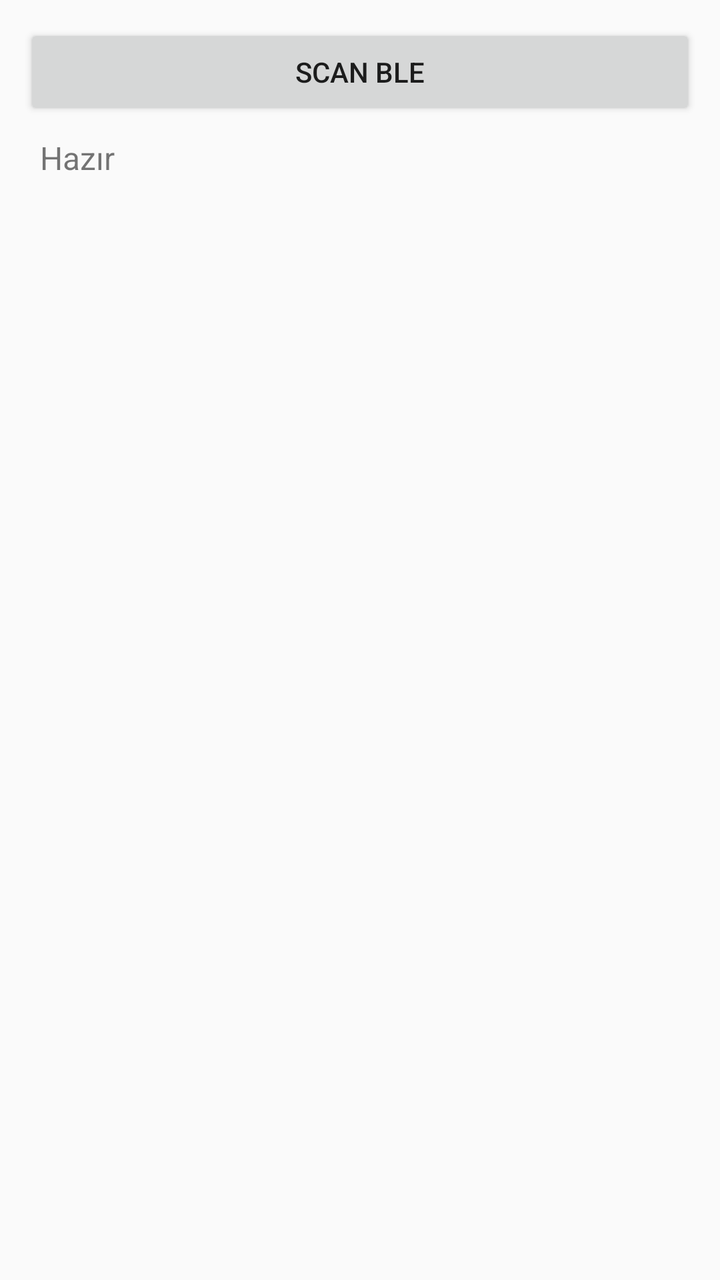
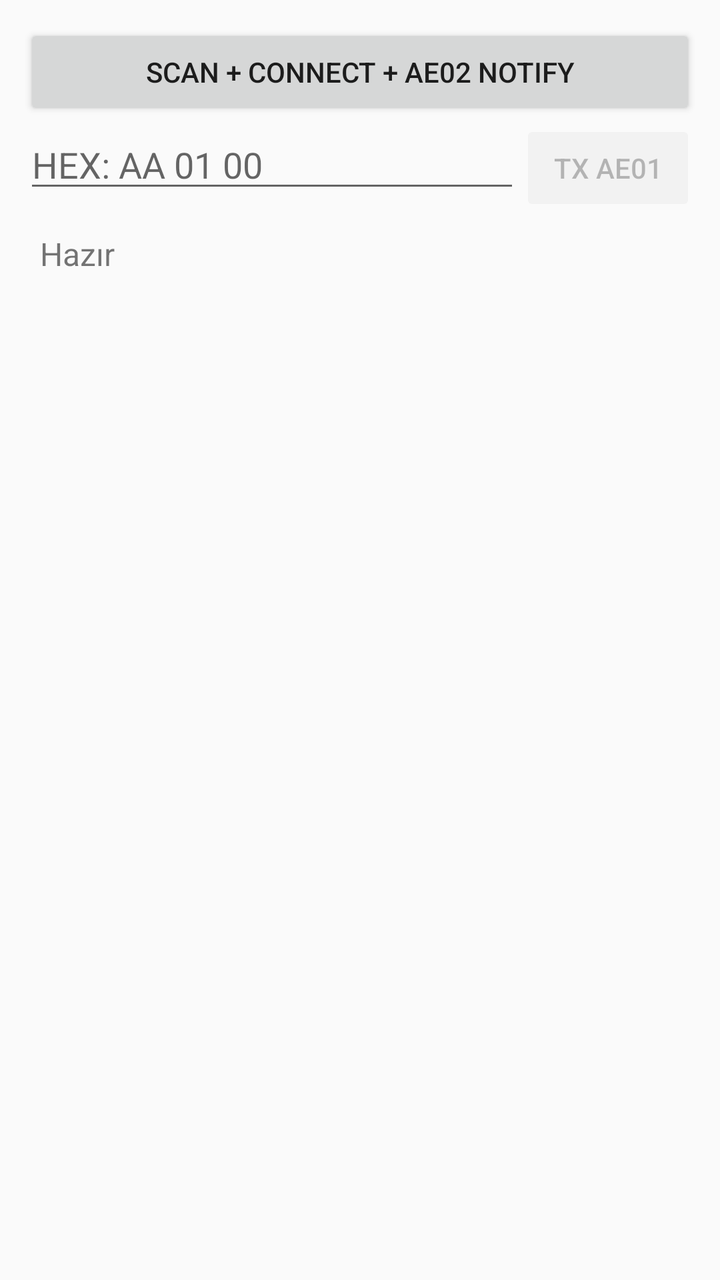

The first picture is an Android layout as it rendered before a commit; the second is the same layout after the commit. The layout source and the unified diff follow.
<!-- AndroidManifest.xml: application theme AppTheme -->
<!-- res/layout/activity_main.xml -->
<?xml version="1.0" encoding="utf-8"?>
<LinearLayout xmlns:android="http://schemas.android.com/apk/res/android"
    android:orientation="vertical"
    android:padding="12dp"
    android:layout_width="match_parent"
    android:layout_height="match_parent">
    <Button android:id="@+id/scan" android:text="SCAN BLE" android:layout_width="match_parent" android:layout_height="wrap_content"/>
    <TextView android:id="@+id/status" android:text="Hazır" android:textSize="16sp" android:padding="8dp" android:layout_width="match_parent" android:layout_height="wrap_content"/>
    <ScrollView android:layout_width="match_parent" android:layout_height="0dp" android:layout_weight="1">
        <TextView android:id="@+id/log" android:textSize="12sp" android:fontFamily="monospace" android:layout_width="match_parent" android:layout_height="wrap_content"/>
    </ScrollView>
</LinearLayout>
<!-- resources referenced by this layout -->
<resources>
  <style name="AppTheme" parent="android:style/Theme.Material.Light.NoActionBar" />
</resources>

<!-- the commit's change to res/layout/activity_main.xml (unified diff, before → after) -->
@@ -1,10 +1,15 @@
 <?xml version="1.0" encoding="utf-8"?>
 <LinearLayout xmlns:android="http://schemas.android.com/apk/res/android"
+    android:id="@+id/root"
     android:orientation="vertical"
     android:padding="12dp"
     android:layout_width="match_parent"
     android:layout_height="match_parent">
-    <Button android:id="@+id/scan" android:text="SCAN BLE" android:layout_width="match_parent" android:layout_height="wrap_content"/>
+    <Button android:id="@+id/scan" android:text="SCAN + CONNECT + AE02 NOTIFY" android:layout_width="match_parent" android:layout_height="wrap_content"/>
+    <LinearLayout android:orientation="horizontal" android:layout_width="match_parent" android:layout_height="wrap_content">
+        <EditText android:id="@+id/hex_input" android:hint="HEX: AA 01 00" android:singleLine="true" android:layout_width="0dp" android:layout_height="wrap_content" android:layout_weight="1"/>
+        <Button android:id="@+id/tx_button" android:text="TX AE01" android:enabled="false" android:layout_width="wrap_content" android:layout_height="wrap_content"/>
+    </LinearLayout>
     <TextView android:id="@+id/status" android:text="Hazır" android:textSize="16sp" android:padding="8dp" android:layout_width="match_parent" android:layout_height="wrap_content"/>
     <ScrollView android:layout_width="match_parent" android:layout_height="0dp" android:layout_weight="1">
         <TextView android:id="@+id/log" android:textSize="12sp" android:fontFamily="monospace" android:layout_width="match_parent" android:layout_height="wrap_content"/>
